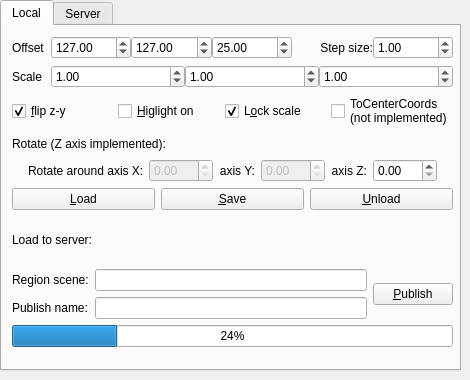
This is bin/pymodules/localscene/localscene.ui in realXtend/tundra as Qt 5 draws it before an edit. The edited form follows.
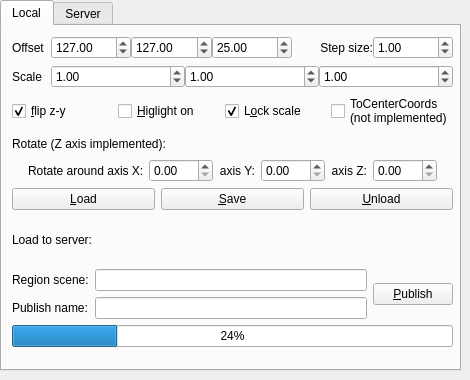
This is the edited form.

Commit message: scene rotations now around all x,y and z axis

Diff of the .ui file:
```diff
--- a/bin/pymodules/localscene/localscene.ui
+++ b/bin/pymodules/localscene/localscene.ui
@@ -309,7 +309,7 @@
           <item>
            <widget class="QDoubleSpinBox" name="rotateX">
             <property name="enabled">
-             <bool>false</bool>
+             <bool>true</bool>
             </property>
             <property name="maximum">
              <double>360.000000000000000</double>
@@ -329,7 +329,7 @@
           <item>
            <widget class="QDoubleSpinBox" name="rotateY">
             <property name="enabled">
-             <bool>false</bool>
+             <bool>true</bool>
             </property>
             <property name="maximum">
              <double>360.000000000000000</double>
```
The commit also changes 2 other files.
